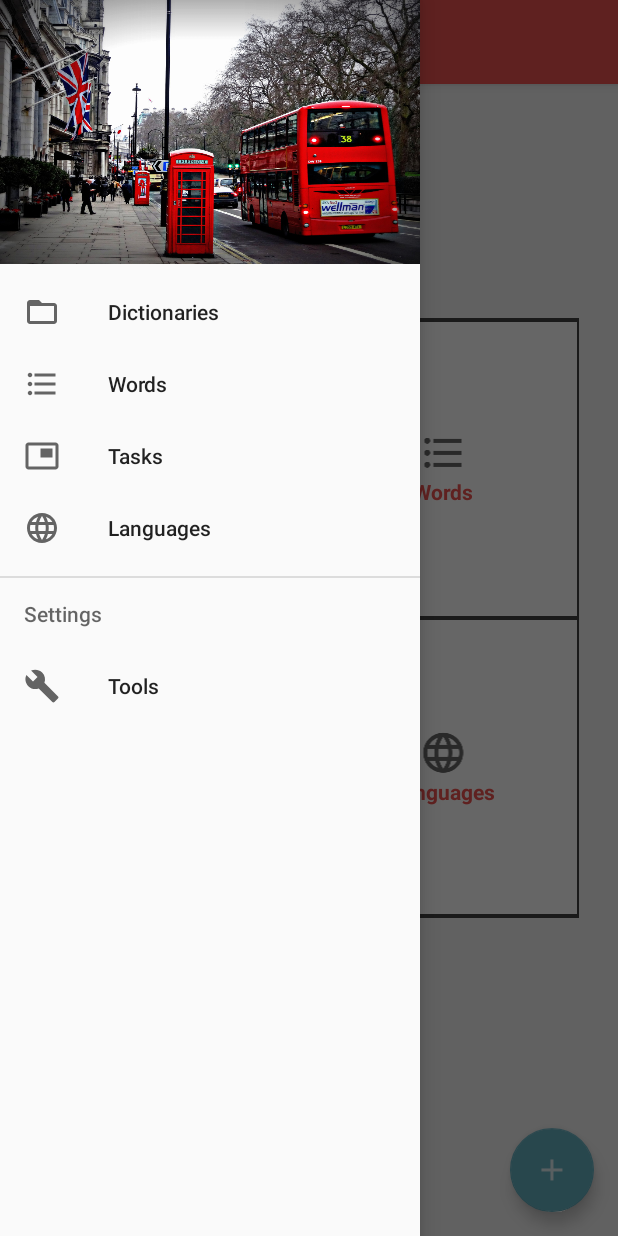
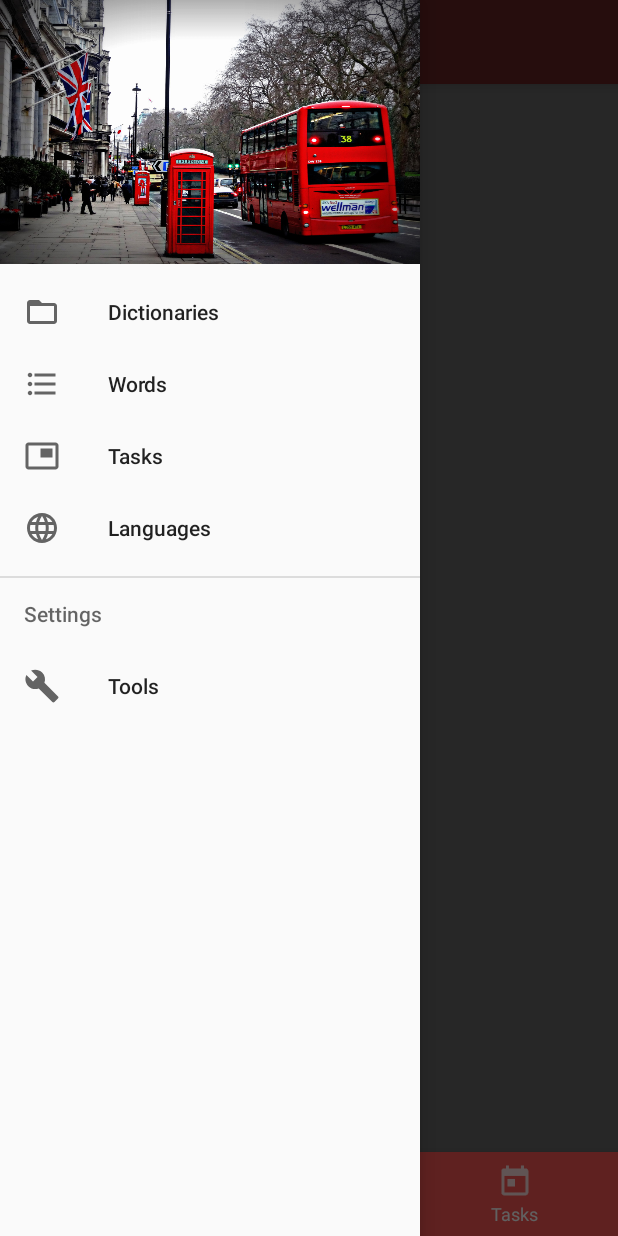
Before and after one commit to RusanovaMaria/EnglishDictionary, an Android app: the screen it shows after launch (MainActivity), with the side drawer open, on a phone screen of 412 x 824 dp. Run offline under Robolectric (Android 15) with nearby library versions, the phone set to English and light mode, and no system bars.

Commit message:
Добавлена нижняя навигационная панель

```diff
--- a/app/src/main/AndroidManifest.xml
+++ b/app/src/main/AndroidManifest.xml
@@ -27,10 +27,6 @@
             android:name=".Main2Activity"
             android:label="@string/title_activity_main2"
             android:theme="@style/AppTheme.NoActionBar" />
-        <activity
-            android:name=".MainActionsActivity"
-            android:label="@string/title_activity_main_actions"
-            android:theme="@style/AppTheme.NoActionBar"></activity>
     </application>
 
 </manifest>
--- a/app/src/main/java/com/rusanova/englishdictionary/MainActivity.java
+++ b/app/src/main/java/com/rusanova/englishdictionary/MainActivity.java
@@ -4,9 +4,6 @@ import android.content.Intent;
 import android.net.Uri;
 import android.os.Bundle;
 import android.support.design.widget.FloatingActionButton;
-import android.support.design.widget.Snackbar;
-import android.support.v4.app.Fragment;
-import android.support.v4.app.FragmentTransaction;
 import android.view.View;
 import android.support.design.widget.NavigationView;
 import android.support.v4.view.GravityCompat;
@@ -18,10 +15,8 @@ import android.view.Menu;
 import android.view.MenuItem;
 import android.widget.ImageView;
 
-import com.rusanova.englishdictionary.dummy.DummyContent;
-
 public class MainActivity extends AppCompatActivity
-        implements NavigationView.OnNavigationItemSelectedListener, NewWordBlankFragment.OnFragmentInteractionListener {
+        implements NavigationView.OnNavigationItemSelectedListener {
 
     private static final String SHOW_DICTIONARY_LIST = "showDictionaryList";
 
@@ -32,14 +27,6 @@ public class MainActivity extends AppCompatActivity
         Toolbar toolbar = (Toolbar) findViewById(R.id.toolbar);
         setSupportActionBar(toolbar);
 
-        FloatingActionButton fab = (FloatingActionButton) findViewById(R.id.fab);
-        fab.setOnClickListener(new View.OnClickListener() {
-            @Override
-            public void onClick(View view) {
-
-            }
-        });
-
         DrawerLayout drawer = (DrawerLayout) findViewById(R.id.drawer_layout);
         ActionBarDrawerToggle toggle = new ActionBarDrawerToggle(
                 this, drawer, toolbar, R.string.navigation_drawer_open, R.string.navigation_drawer_close);
@@ -48,21 +35,6 @@ public class MainActivity extends AppCompatActivity
 
         NavigationView navigationView = (NavigationView) findViewById(R.id.nav_view);
         navigationView.setNavigationItemSelectedListener(this);
-
-        ImageView dictionariesView = (ImageView) findViewById(R.id.dictionariesImage);
-        dictionariesView.setOnClickListener(new View.OnClickListener() {
-            @Override
-            public void onClick(View view) {
-                showDictionaries();
-            }
-        });
-
-    }
-
-    private void showDictionaries() {
-        Intent intent = new Intent(MainActivity.this, MainActionsActivity.class);
-        intent.putExtra("actionName", SHOW_DICTIONARY_LIST);
-        startActivity(intent);
     }
 
     @Override
--- a/app/src/main/res/layout/activity_main.xml
+++ b/app/src/main/res/layout/activity_main.xml
@@ -14,7 +14,7 @@
         android:layout_width="match_parent"
         android:layout_height="match_parent" />
 
-    <android.support.design.widget.NavigationView
+   <android.support.design.widget.NavigationView
         android:id="@+id/nav_view"
         android:layout_width="wrap_content"
         android:layout_height="match_parent"
@@ -23,4 +23,20 @@
         app:headerLayout="@layout/nav_header_main"
         app:menu="@menu/activity_main_drawer" />
 
+<RelativeLayout
+    android:layout_width="match_parent"
+    android:layout_height="match_parent">
+
+
+    <android.support.design.widget.BottomNavigationView
+        android:id="@+id/bottom_navigation"
+        android:layout_width="match_parent"
+        android:layout_height="wrap_content"
+        android:layout_alignParentBottom="true"
+        app:itemBackground="@color/colorPrimary"
+        app:itemIconTint="@color/backgroundColor"
+        app:itemTextColor="@color/backgroundColor"
+        app:menu="@menu/menu_bottom_navigation" />
+
+</RelativeLayout>
 </android.support.v4.widget.DrawerLayout>
--- a/app/src/main/res/layout/app_bar_main.xml
+++ b/app/src/main/res/layout/app_bar_main.xml
@@ -20,14 +20,4 @@
 
     </android.support.design.widget.AppBarLayout>
 
-    <include layout="@layout/content_main" />
-
-    <android.support.design.widget.FloatingActionButton
-        android:id="@+id/fab"
-        android:layout_width="wrap_content"
-        android:layout_height="wrap_content"
-        android:layout_gravity="bottom|end"
-        android:layout_margin="@dimen/fab_margin"
-        app:srcCompat="@drawable/ic_floating_button_add" />
-
 </android.support.design.widget.CoordinatorLayout>
--- /dev/null
+++ b/app/src/main/res/menu/menu_bottom_navigation.xml
@@ -0,0 +1,15 @@
+<?xml version="1.0" encoding="utf-8"?>
+<menu xmlns:android="http://schemas.android.com/apk/res/android">
+    <item
+        android:id="@+id/action_map"
+        android:icon="@drawable/ic_dictionaries"
+        android:title="@string/title_dictionaries_item"/>
+    <item
+        android:id="@+id/action_dial"
+        android:icon="@drawable/ic_words"
+        android:title="@string/title_words_item" />
+    <item
+        android:id="@+id/action_mail"
+        android:icon="@drawable/ic_tasks"
+        android:title="@string/title_tasks_item" />
+</menu>
--- a/app/src/main/res/values/strings.xml
+++ b/app/src/main/res/values/strings.xml
@@ -12,4 +12,8 @@
     <string name="title_activity_dictionary">DictionaryActivity</string>
     <string name="title_activity_main2">Main2Activity</string>
     <string name="title_activity_main_actions">MainActionsActivity</string>
+
+    <string name="title_dictionaries_item">Dictionaries</string>
+    <string name="title_words_item">Words</string>
+    <string name="title_tasks_item">Tasks</string>
 </resources>
```
Also changed, not shown: app/src/main/java/com/rusanova/englishdictionary/DictionaryListFragment.java (deleted, +0 -107 lines), app/src/main/java/com/rusanova/englishdictionary/MainActionsActivity.java (deleted, +0 -57 lines), app/src/main/java/com/rusanova/englishdictionary/MyItemRecyclerViewAdapter.java (deleted, +0 -77 lines), app/src/main/java/com/rusanova/englishdictionary/NewWordBlankFragment.java (deleted, +0 -51 lines), app/src/main/java/com/rusanova/englishdictionary/dummy/DummyContent.java (deleted, +0 -72 lines), app/src/main/res/layout/activity_main_actions.xml (deleted, +0 -10 lines), app/src/main/res/layout/fragment_item.xml (deleted, +0 -20 lines), app/src/main/res/layout/fragment_item_list.xml (deleted, +0 -13 lines), app/src/main/res/layout/fragment_new_word_blank.xml (deleted, +0 -25 lines).
